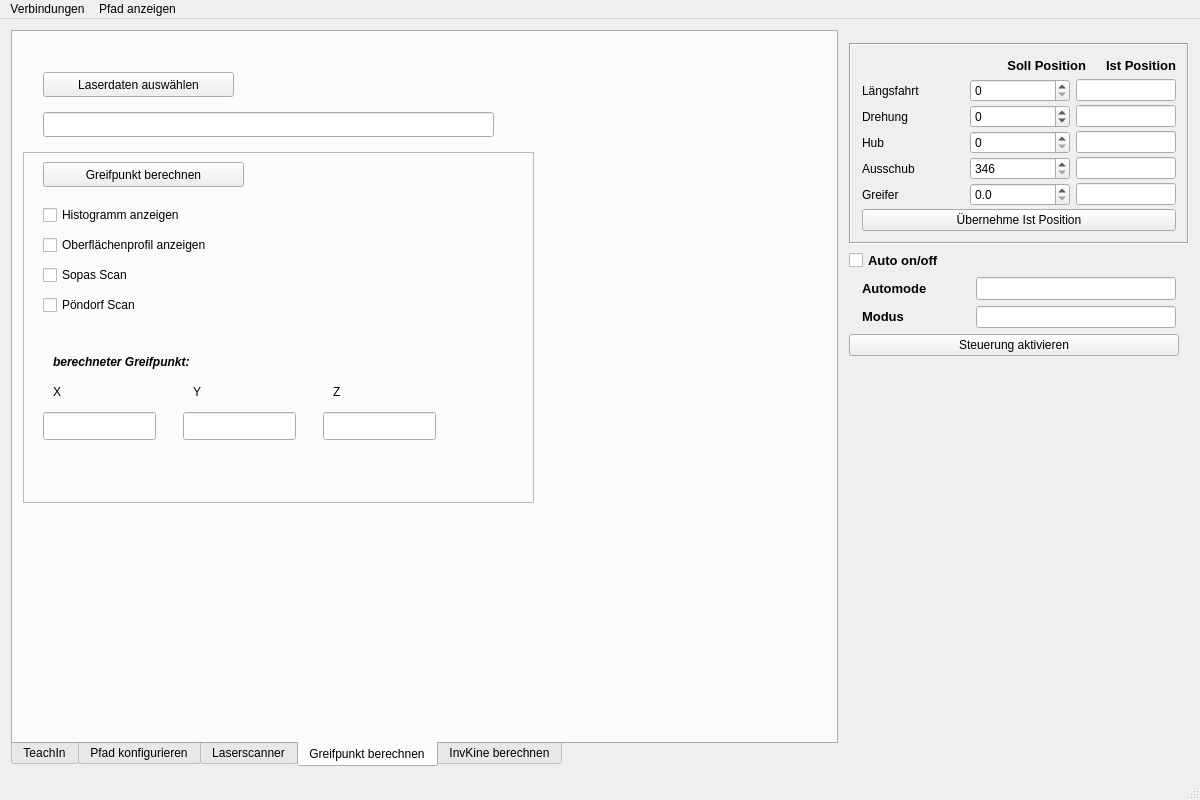
Old version of the form mainwindow.ui in the repository LaurinCoder/Robokran.
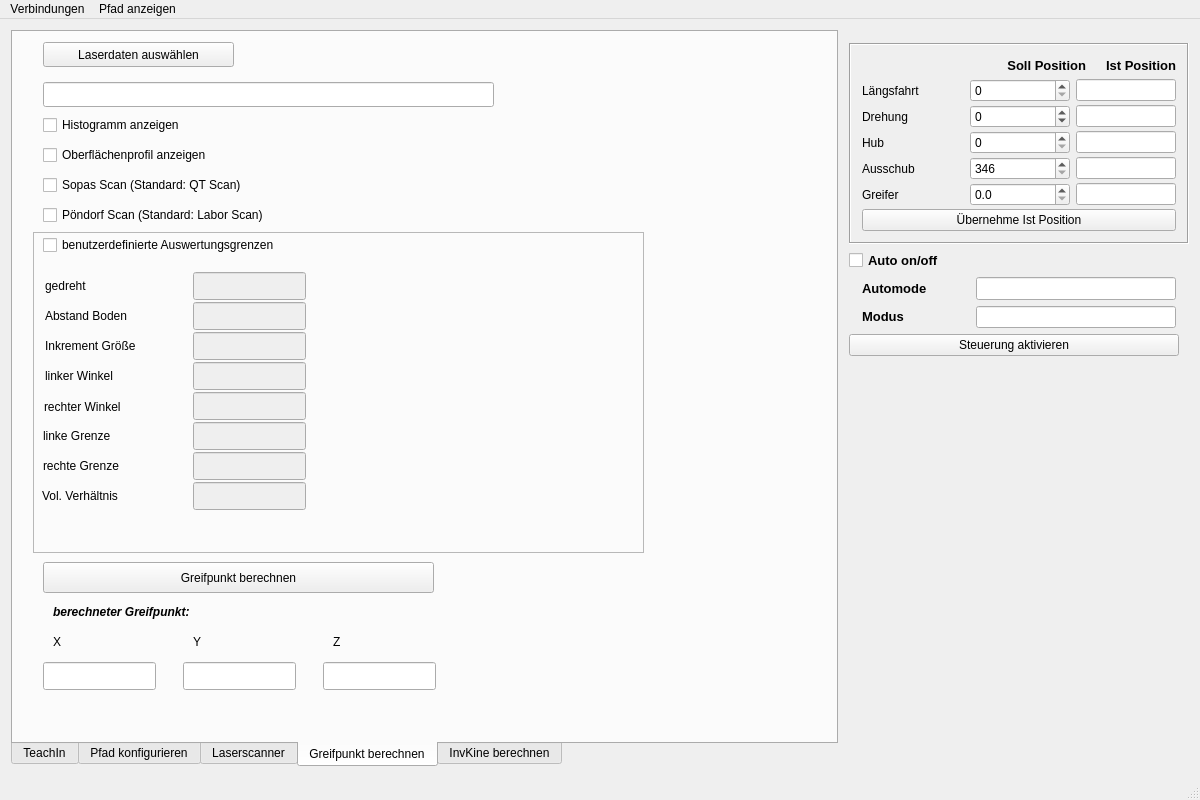
New version of the form. The open tabs and pages were chosen to show the change.

Commit message:
Änderungen damit Parameter in der UI eingegeben werden können.
Wenn erstemals auf "benutzerdefinierte...." geklickt wird, werden die
jeweiligen Werte in die benutzerdefinierten Werte übernommen. Wird min.
ein Wert durch die Eingabe verändert, werden die Werte beim Klicken auf
"benutzerdefinierte...."  nicht mehr Übernommen sondern die
benutzerdefinierten bleiben erhalten.

What changed in the file:
```diff
--- a/mainwindow.ui
+++ b/mainwindow.ui
@@ -560,7 +560,7 @@
         <property name="geometry">
          <rect>
           <x>30</x>
-          <y>40</y>
+          <y>10</y>
           <width>191</width>
           <height>25</height>
          </rect>
@@ -573,7 +573,7 @@
         <property name="geometry">
          <rect>
           <x>30</x>
-          <y>80</y>
+          <y>50</y>
           <width>451</width>
           <height>25</height>
          </rect>
@@ -590,24 +590,11 @@
          <bool>true</bool>
         </property>
        </widget>
-       <widget class="QPushButton" name="calculateGP">
-        <property name="geometry">
-         <rect>
-          <x>30</x>
-          <y>130</y>
-          <width>201</width>
-          <height>25</height>
-         </rect>
-        </property>
-        <property name="text">
-         <string>Greifpunkt berechnen</string>
-        </property>
-       </widget>
        <widget class="QCheckBox" name="showHist">
         <property name="geometry">
          <rect>
           <x>30</x>
-          <y>170</y>
+          <y>80</y>
           <width>221</width>
           <height>26</height>
          </rect>
@@ -620,7 +607,7 @@
         <property name="geometry">
          <rect>
           <x>30</x>
-          <y>200</y>
+          <y>110</y>
           <width>281</width>
           <height>26</height>
          </rect>
@@ -629,20 +616,112 @@
          <string>Oberflächenprofil anzeigen</string>
         </property>
        </widget>
-       <widget class="QFrame" name="frame">
+       <widget class="QLabel" name="label_3">
         <property name="geometry">
          <rect>
-          <x>10</x>
-          <y>120</y>
-          <width>511</width>
-          <height>351</height>
+          <x>320</x>
+          <y>600</y>
+          <width>80</width>
+          <height>20</height>
          </rect>
         </property>
-        <property name="sizePolicy">
-         <sizepolicy hsizetype="Expanding" vsizetype="Preferred">
-          <horstretch>0</horstretch>
-          <verstretch>0</verstretch>
-         </sizepolicy>
+        <property name="text">
+         <string>Z</string>
+        </property>
+       </widget>
+       <widget class="QLabel" name="label_12">
+        <property name="geometry">
+         <rect>
+          <x>40</x>
+          <y>570</y>
+          <width>251</width>
+          <height>20</height>
+         </rect>
+        </property>
+        <property name="font">
+         <font>
+          <weight>75</weight>
+          <italic>true</italic>
+          <bold>true</bold>
+         </font>
+        </property>
+        <property name="text">
+         <string>berechneter Greifpunkt:</string>
+        </property>
+       </widget>
+       <widget class="QLineEdit" name="zGp">
+        <property name="geometry">
+         <rect>
+          <x>310</x>
+          <y>630</y>
+          <width>113</width>
+          <height>28</height>
+         </rect>
+        </property>
+        <property name="readOnly">
+         <bool>true</bool>
+        </property>
+       </widget>
+       <widget class="QLineEdit" name="yGp">
+        <property name="geometry">
+         <rect>
+          <x>170</x>
+          <y>630</y>
+          <width>113</width>
+          <height>28</height>
+         </rect>
+        </property>
+        <property name="readOnly">
+         <bool>true</bool>
+        </property>
+       </widget>
+       <widget class="QCheckBox" name="enPoendorf">
+        <property name="geometry">
+         <rect>
+          <x>30</x>
+          <y>170</y>
+          <width>321</width>
+          <height>26</height>
+         </rect>
+        </property>
+        <property name="text">
+         <string>Pöndorf Scan (Standard: Labor Scan)</string>
+        </property>
+       </widget>
+       <widget class="QPushButton" name="calculateGP">
+        <property name="geometry">
+         <rect>
+          <x>30</x>
+          <y>530</y>
+          <width>391</width>
+          <height>31</height>
+         </rect>
+        </property>
+        <property name="text">
+         <string>Greifpunkt berechnen</string>
+        </property>
+       </widget>
+       <widget class="QLabel" name="label">
+        <property name="geometry">
+         <rect>
+          <x>40</x>
+          <y>600</y>
+          <width>80</width>
+          <height>20</height>
+         </rect>
+        </property>
+        <property name="text">
+         <string>X</string>
+        </property>
+       </widget>
+       <widget class="QFrame" name="frame_2">
+        <property name="geometry">
+         <rect>
+          <x>20</x>
+          <y>200</y>
+          <width>611</width>
+          <height>321</height>
+         </rect>
         </property>
         <property name="frameShape">
          <enum>QFrame::StyledPanel</enum>
@@ -650,137 +729,291 @@
         <property name="frameShadow">
          <enum>QFrame::Raised</enum>
         </property>
-        <widget class="QLineEdit" name="xGp">
+        <widget class="QLineEdit" name="rightBorder">
+         <property name="enabled">
+          <bool>false</bool>
+         </property>
          <property name="geometry">
           <rect>
-           <x>20</x>
-           <y>260</y>
+           <x>160</x>
+           <y>220</y>
            <width>113</width>
            <height>28</height>
           </rect>
          </property>
          <property name="readOnly">
-          <bool>true</bool>
+          <bool>false</bool>
          </property>
         </widget>
-        <widget class="QLineEdit" name="yGp">
+        <widget class="QLabel" name="label_28">
          <property name="geometry">
           <rect>
+           <x>12</x>
+           <y>134</y>
+           <width>141</width>
+           <height>20</height>
+          </rect>
+         </property>
+         <property name="text">
+          <string>linker Winkel</string>
+         </property>
+        </widget>
+        <widget class="QLineEdit" name="leftAngle">
+         <property name="enabled">
+          <bool>false</bool>
+         </property>
+         <property name="geometry">
+          <rect>
            <x>160</x>
-           <y>260</y>
+           <y>130</y>
            <width>113</width>
            <height>28</height>
           </rect>
          </property>
          <property name="readOnly">
-          <bool>true</bool>
+          <bool>false</bool>
          </property>
         </widget>
-        <widget class="QLineEdit" name="zGp">
+        <widget class="QCheckBox" name="enUserSettings">
          <property name="geometry">
           <rect>
-           <x>300</x>
-           <y>260</y>
+           <x>10</x>
+           <y>0</y>
+           <width>281</width>
+           <height>26</height>
+          </rect>
+         </property>
+         <property name="text">
+          <string>benutzerdefinierte Auswertungsgrenzen</string>
+         </property>
+        </widget>
+        <widget class="QLabel" name="label_14">
+         <property name="geometry">
+          <rect>
+           <x>10</x>
+           <y>224</y>
+           <width>141</width>
+           <height>20</height>
+          </rect>
+         </property>
+         <property name="text">
+          <string>rechte Grenze</string>
+         </property>
+        </widget>
+        <widget class="QLineEdit" name="rightAngle">
+         <property name="enabled">
+          <bool>false</bool>
+         </property>
+         <property name="geometry">
+          <rect>
+           <x>160</x>
+           <y>160</y>
            <width>113</width>
            <height>28</height>
           </rect>
          </property>
          <property name="readOnly">
-          <bool>true</bool>
+          <bool>false</bool>
          </property>
         </widget>
-        <widget class="QLabel" name="label">
+        <widget class="QLineEdit" name="leftBorder">
+         <property name="enabled">
+          <bool>false</bool>
+         </property>
          <property name="geometry">
           <rect>
-           <x>30</x>
-           <y>230</y>
-           <width>80</width>
+           <x>160</x>
+           <y>190</y>
+           <width>113</width>
+           <height>28</height>
+          </rect>
+         </property>
+         <property name="readOnly">
+          <bool>false</bool>
+         </property>
+        </widget>
+        <widget class="QLabel" name="label_15">
+         <property name="geometry">
+          <rect>
+           <x>11</x>
+           <y>165</y>
+           <width>141</width>
            <height>20</height>
           </rect>
          </property>
          <property name="text">
-          <string>X</string>
+          <string>rechter Winkel</string>
          </property>
         </widget>
-        <widget class="QLabel" name="label_2">
+        <widget class="QLabel" name="label_29">
          <property name="geometry">
           <rect>
-           <x>170</x>
-           <y>230</y>
-           <width>80</width>
+           <x>10</x>
+           <y>194</y>
+           <width>141</width>
            <height>20</height>
           </rect>
          </property>
          <property name="text">
-          <string>Y</string>
+          <string>linke Grenze</string>
          </property>
         </widget>
-        <widget class="QLabel" name="label_3">
+        <widget class="QLineEdit" name="vRatio">
+         <property name="enabled">
+          <bool>false</bool>
+         </property>
          <property name="geometry">
           <rect>
-           <x>310</x>
-           <y>230</y>
-           <width>80</width>
+           <x>160</x>
+           <y>250</y>
+           <width>113</width>
+           <height>28</height>
+          </rect>
+         </property>
+         <property name="readOnly">
+          <bool>false</bool>
+         </property>
+        </widget>
+        <widget class="QLabel" name="label_30">
+         <property name="geometry">
+          <rect>
+           <x>9</x>
+           <y>254</y>
+           <width>141</width>
            <height>20</height>
           </rect>
          </property>
          <property name="text">
-          <string>Z</string>
+          <string>Vol. Verhältnis</string>
          </property>
         </widget>
-        <widget class="QCheckBox" name="enSopas">
+        <widget class="QLabel" name="label_36">
          <property name="geometry">
           <rect>
-           <x>20</x>
-           <y>110</y>
-           <width>281</width>
-           <height>26</height>
+           <x>12</x>
+           <y>104</y>
+           <width>141</width>
+           <height>20</height>
           </rect>
          </property>
          <property name="text">
-          <string>Sopas Scan</string>
+          <string>Inkrement Größe</string>
          </property>
         </widget>
-        <widget class="QCheckBox" name="enPoendorf">
+        <widget class="QLineEdit" name="inkrSize">
+         <property name="enabled">
+          <bool>false</bool>
+         </property>
          <property name="geometry">
           <rect>
-           <x>20</x>
-           <y>140</y>
-           <width>281</width>
-           <height>26</height>
+           <x>160</x>
+           <y>100</y>
+           <width>113</width>
+           <height>28</height>
           </rect>
          </property>
-         <property name="text">
-          <string>Pöndorf Scan</string>
+         <property name="readOnly">
+          <bool>false</bool>
          </property>
         </widget>
-        <widget class="QLabel" name="label_12">
+        <widget class="QLabel" name="label_37">
          <property name="geometry">
           <rect>
-           <x>30</x>
-           <y>200</y>
-           <width>251</width>
+           <x>12</x>
+           <y>74</y>
+           <width>141</width>
            <height>20</height>
           </rect>
          </property>
-         <property name="font">
-          <font>
-           <weight>75</weight>
-           <italic>true</italic>
-           <bold>true</bold>
-          </font>
+         <property name="text">
+          <string>Abstand Boden</string>
          </property>
+        </widget>
+        <widget class="QLineEdit" name="groundDist">
+         <property name="enabled">
+          <bool>false</bool>
+         </property>
+         <property name="geometry">
+          <rect>
+           <x>160</x>
+           <y>70</y>
+           <width>113</width>
+           <height>28</height>
+          </rect>
+         </property>
+         <property name="readOnly">
+          <bool>false</bool>
+         </property>
+        </widget>
+        <widget class="QLineEdit" name="turned">
+         <property name="enabled">
+          <bool>false</bool>
+         </property>
+         <property name="geometry">
+          <rect>
+           <x>160</x>
+           <y>40</y>
+           <width>113</width>
+           <height>28</height>
+          </rect>
+         </property>
+         <property name="readOnly">
+          <bool>false</bool>
+         </property>
+        </widget>
+        <widget class="QLabel" name="label_38">
+         <property name="geometry">
+          <rect>
+           <x>12</x>
+           <y>44</y>
+           <width>141</width>
+           <height>20</height>
+          </rect>
+         </property>
          <property name="text">
-          <string>berechneter Greifpunkt:</string>
+          <string>gedreht</string>
          </property>
         </widget>
        </widget>
-       <zorder>frame</zorder>
-       <zorder>selectData</zorder>
-       <zorder>selectedFile</zorder>
-       <zorder>calculateGP</zorder>
-       <zorder>showHist</zorder>
-       <zorder>showSurface</zorder>
+       <widget class="QCheckBox" name="enSopas">
+        <property name="geometry">
+         <rect>
+          <x>30</x>
+          <y>140</y>
+          <width>281</width>
+          <height>26</height>
+         </rect>
+        </property>
+        <property name="text">
+         <string>Sopas Scan (Standard: QT Scan)</string>
+        </property>
+       </widget>
+       <widget class="QLineEdit" name="xGp">
+        <property name="geometry">
+         <rect>
+          <x>30</x>
+          <y>630</y>
+          <width>113</width>
+          <height>28</height>
+         </rect>
+        </property>
+        <property name="readOnly">
+         <bool>true</bool>
+        </property>
+       </widget>
+       <widget class="QLabel" name="label_2">
+        <property name="geometry">
+         <rect>
+          <x>180</x>
+          <y>600</y>
+          <width>80</width>
+          <height>20</height>
+         </rect>
+        </property>
+        <property name="text">
+         <string>Y</string>
+        </property>
+       </widget>
       </widget>
       <widget class="QWidget" name="tab_6">
        <property name="enabled">
```
Left out of the diff: 2 changed lines with no effect on the pictures. The commit also changes 4 other files.
